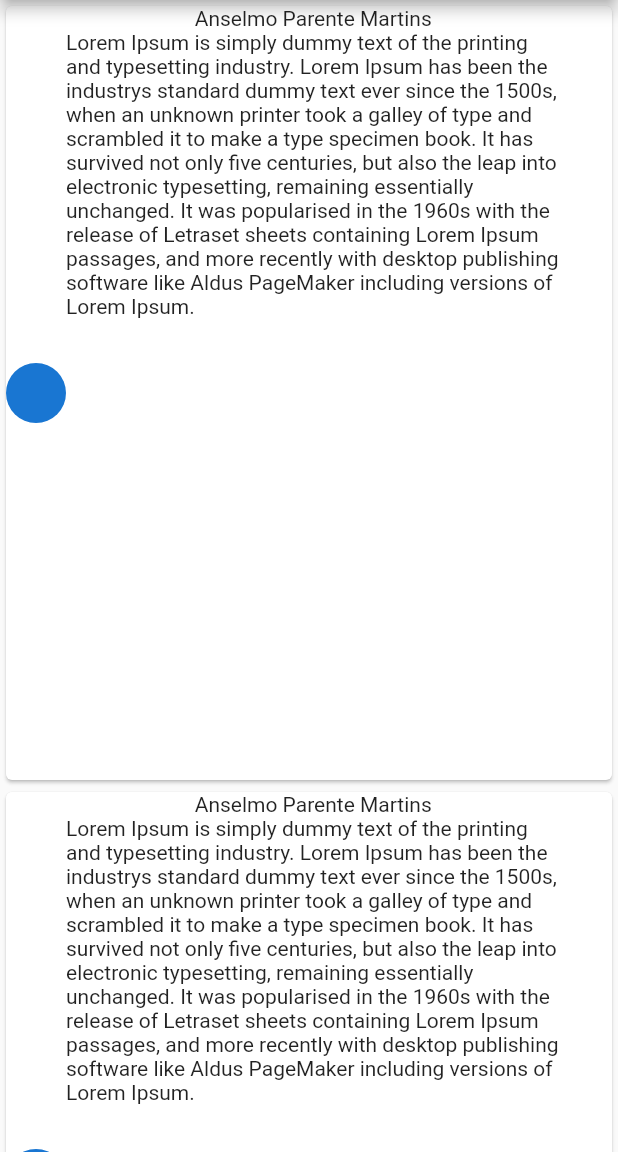
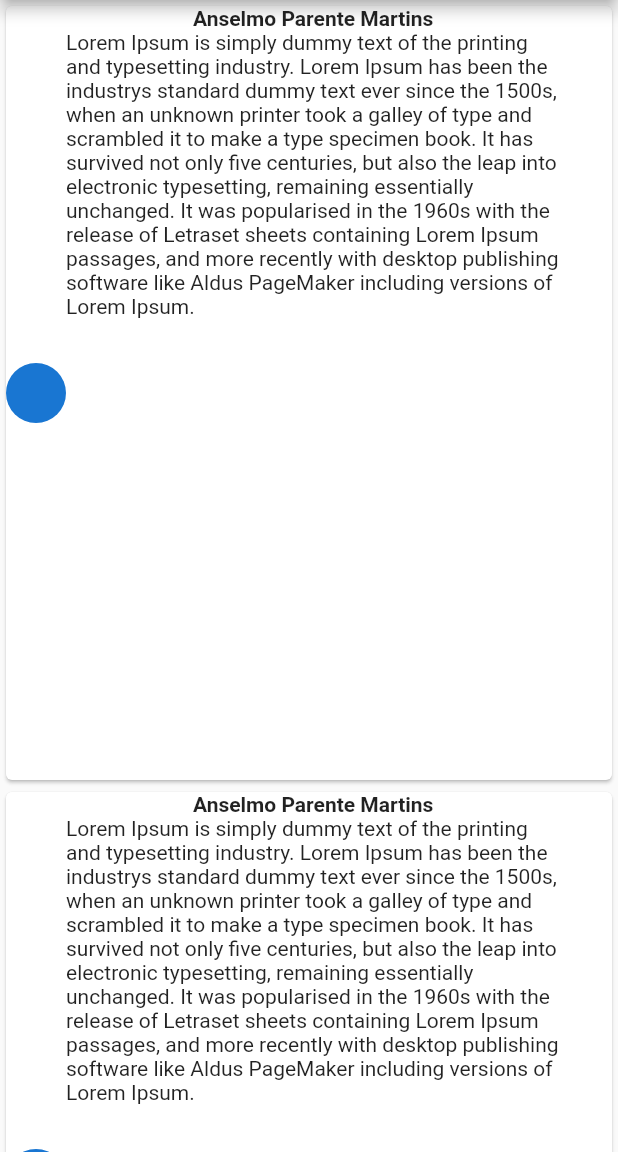
Before and after one commit to anselmoparente/Farmacoped, a Flutter app: the InformationPage screen opened directly, on a phone screen of 412 x 824 dp, the part 84-1236 px from its top. Run offline on Flutter 3.47's test engine with Material 2 defaults, Android fonts, the light colour scheme and no system bars; our stand-ins replace cloud_firestore, firebase_core, flutter_svg, get, get_storage, google_mobile_ads and 1 more; accounts and stored records are empty.

Commit message:
Update item information

```diff
--- a/lib/ui/information_page/widgets/item_information.dart
+++ b/lib/ui/information_page/widgets/item_information.dart
@@ -14,7 +14,10 @@ class ItemInformation extends StatelessWidget {
               CircleAvatar(),
               Column(
                 children: [
-                  Text('Anselmo Parente Martins'),
+                  Text(
+                    'Anselmo Parente Martins',
+                    style: TextStyle(fontWeight: FontWeight.bold),
+                  ),
                   Container(
                     height: 500,
                     width: Get.width * 0.8,
```
Also changed, not shown: 2 other files.
